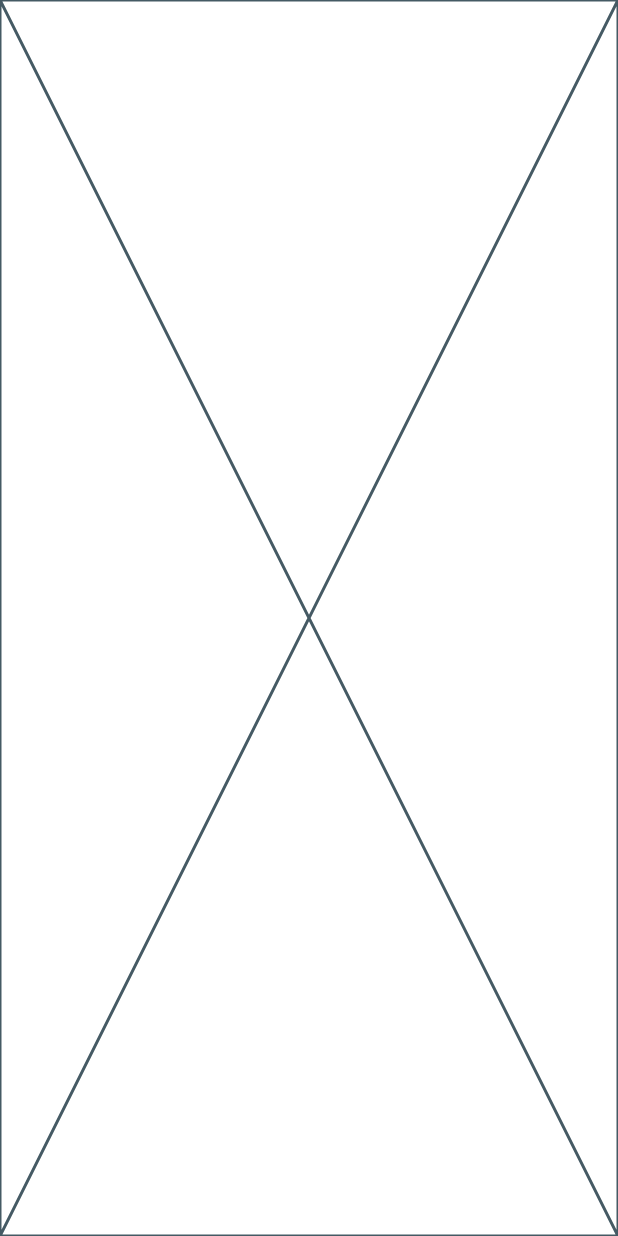
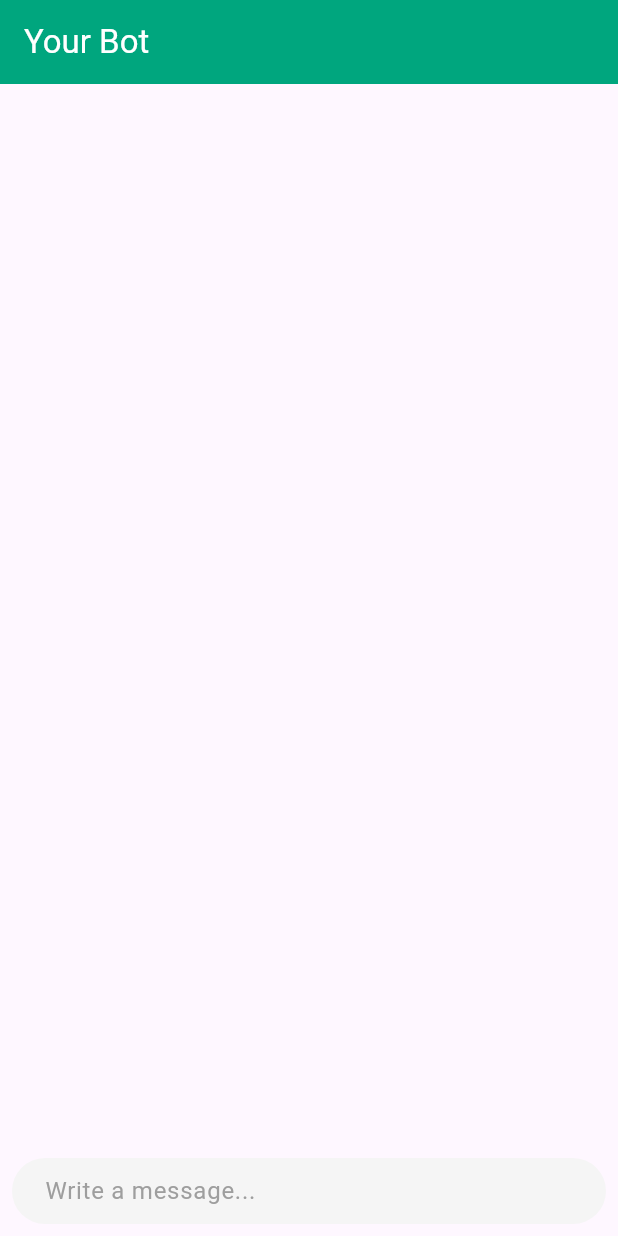
Before and after one commit to AzzamHussain/ChatbotApplication, a Flutter app: the screen it shows after launch, after a tap on "Get started", on a phone screen of 412 x 824 dp. Run offline on Flutter 3.47's test engine with Material 3 defaults, Android fonts, the phone set to English and light mode, and no system bars; drawn by our look-alikes of dash_chat_2.

Commit message:
chatscreen started

```diff
--- /dev/null
+++ b/lib/Pages/chat_screen.dart
@@ -0,0 +1,38 @@
+import 'package:dash_chat_2/dash_chat_2.dart';
+import 'package:flutter/material.dart';
+
+class ChatScreen extends StatefulWidget {
+  const ChatScreen({super.key});
+
+  @override
+  State<ChatScreen> createState() => _ChatScreenState();
+}
+
+class _ChatScreenState extends State<ChatScreen> {
+  final ChatUser _currentUser =
+      ChatUser(id: '1', firstName: "Azzam", lastName: "Hussain");
+  final ChatUser _GptChatUser =
+      ChatUser(id: '2', firstName: "Chat", lastName: "Gpt");
+  List<ChatMessage> _message = <ChatMessage>[];
+
+  @override
+  Widget build(BuildContext context) {
+    return Scaffold(
+      appBar: AppBar(
+        backgroundColor: const Color.fromRGBO(0, 166, 126, 1),
+        title: const Text(
+          "Your Bot",
+          style: TextStyle(color: Colors.white),
+        ),
+      ),
+      body: DashChat(
+          currentUser: _currentUser,
+          onSend: (ChatMessage m) {
+            getChatResponse(m);
+          },
+          messages: _message),
+    );
+  }
+
+  Future<void> getChatResponse(ChatMessage m) async {}
+}
--- a/lib/Pages/home_page.dart
+++ /dev/null
@@ -1,15 +0,0 @@
-import 'package:flutter/material.dart';
-
-class HomePage extends StatefulWidget {
-  const HomePage({super.key});
-
-  @override
-  State<HomePage> createState() => _HomePageState();
-}
-
-class _HomePageState extends State<HomePage> {
-  @override
-  Widget build(BuildContext context) {
-    return const Placeholder();
-  }
-}
--- a/lib/Pages/splash_screen.dart
+++ b/lib/Pages/splash_screen.dart
@@ -1,4 +1,4 @@
-import 'package:chatbotapp/Pages/home_page.dart';
+import 'package:chatbotapp/Pages/chat_screen.dart';
 import 'package:flutter/material.dart';
 
 class SplashScreen extends StatelessWidget {
@@ -25,8 +25,10 @@
             ),
             GestureDetector(
               onTap: () {
-                Navigator.pushReplacement(context,
-                    MaterialPageRoute(builder: (context) => const HomePage()));
+                Navigator.pushReplacement(
+                    context,
+                    MaterialPageRoute(
+                        builder: (context) => const ChatScreen()));
               },
               child: Container(
                 height: 50,
--- /dev/null
+++ b/lib/constants/constant.dart
@@ -0,0 +1 @@
+const OPEN_Ai_Key = "sk-None-EzZAGlsdmGBvTskScR8HT3BlbkFJlICp2X0bNtjFxiM95GO7";
--- a/pubspec.yaml
+++ b/pubspec.yaml
@@ -36,6 +36,8 @@
   # Use with the CupertinoIcons class for iOS style icons.
   cupertino_icons: ^1.0.6
   http: ^1.2.1
+  dash_chat_2: ^0.0.21
+  chat_gpt_sdk: ^3.0.9
 
 dev_dependencies:
   flutter_test:
```
Also changed, not shown: pubspec.lock, 5 other files.
